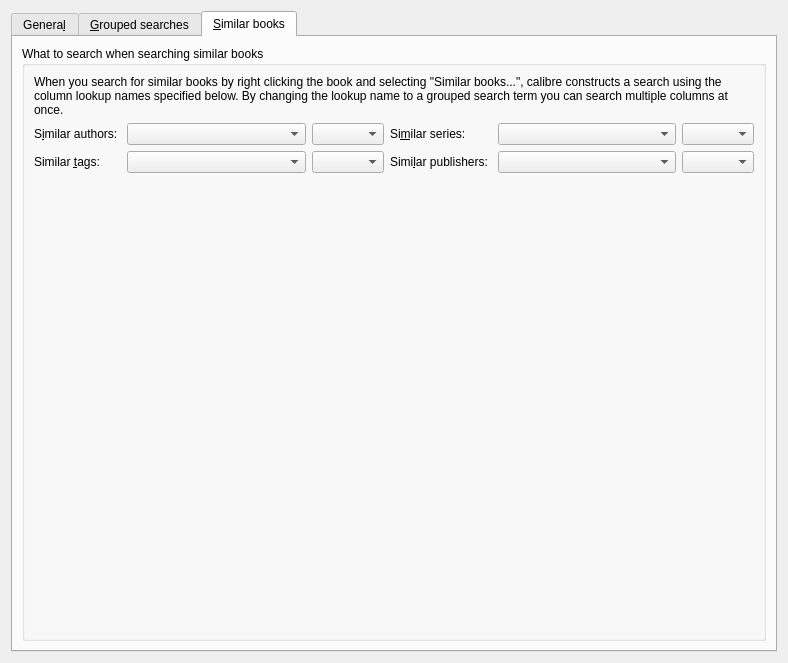
Qt form src/calibre/gui2/preferences/search.ui (debian-calibre/calibre) before a commit.
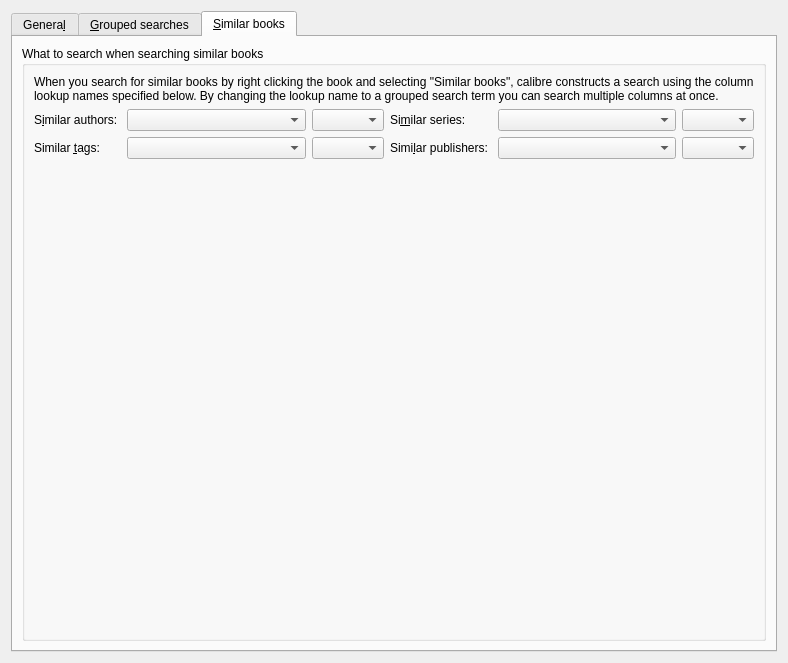
The same form after that commit. The open tabs and pages were chosen to show the change. Icons and pictures are not drawn. Custom widgets are drawn as their Qt base class.

The edit to the form file:
```diff
--- a/src/calibre/gui2/preferences/search.ui
+++ b/src/calibre/gui2/preferences/search.ui
@@ -309,7 +309,7 @@
            <widget class="QLabel" name="label">
             <property name="text">
              <string>&lt;p&gt;When you search for similar books by right clicking the
-         book and selecting &quot;Similar books...&quot;,
+         book and selecting &quot;Similar books&quot;,
          calibre constructs a search using the column lookup names specified below.
          By changing the lookup name to a grouped search term you can
          search multiple columns at once.&lt;/p&gt;</string>
```
